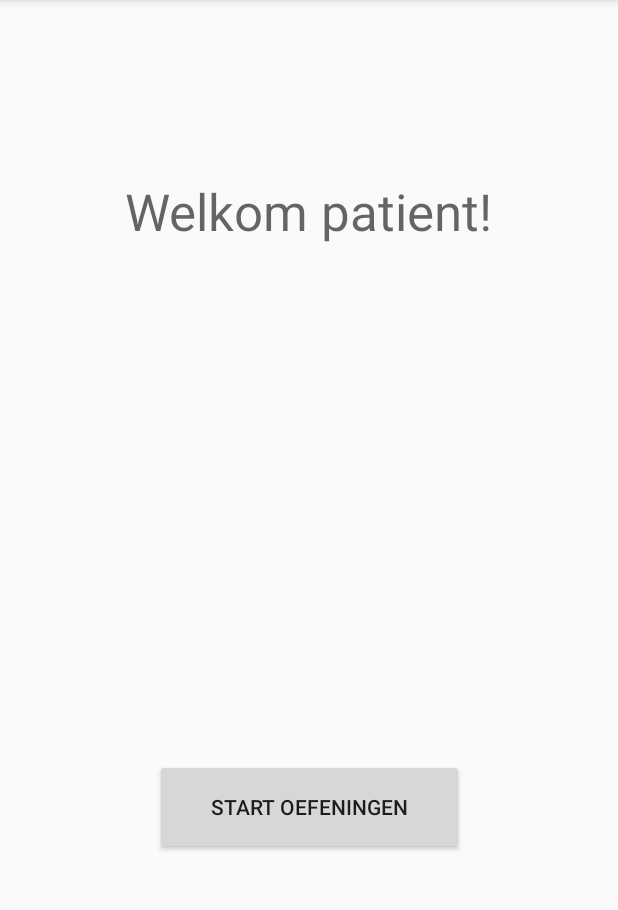
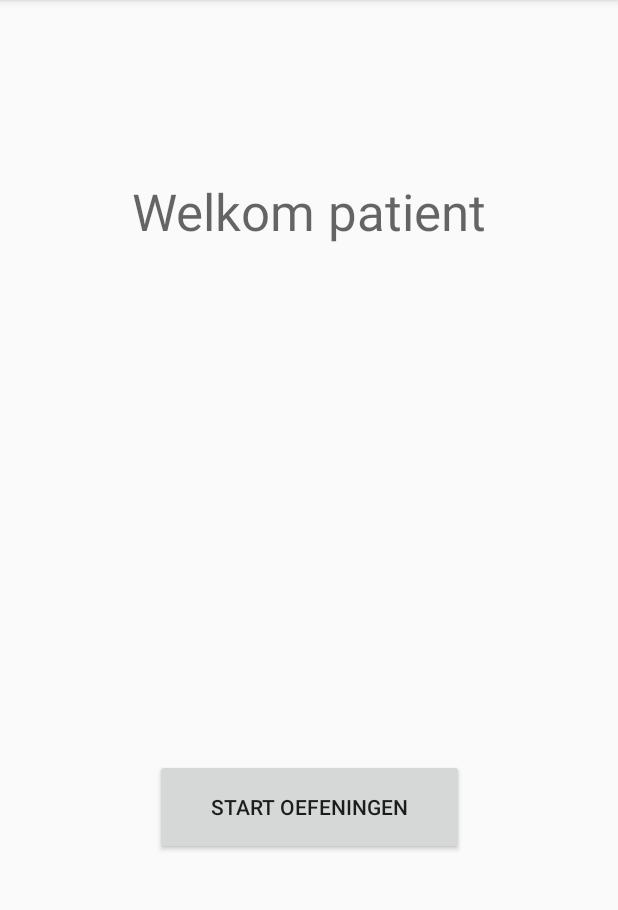
Before and after one commit to s1086439/IPMEDT4_H, an Android app: the screen it shows after launch (WelcomeActivity), on a phone screen of 412 x 824 dp, the part 84-994 px from its top. Run offline under Robolectric (Android 15) with nearby library versions, the phone set to English and light mode, and no system bars.

Commit message:
Veranderd activity_welcome: Bericht naar strings.xml verplaatst

```diff
--- a/app/src/main/res/layout/activity_welcome.xml
+++ b/app/src/main/res/layout/activity_welcome.xml
@@ -25,7 +25,7 @@
         android:layout_width="wrap_content"
         android:layout_height="wrap_content"
         android:layout_marginTop="118dp"
-        android:text="Welkom patient!"
+        android:text="@string/welkom"
         android:textAppearance="@style/TextAppearance.AppCompat.Display1"
         app:layout_constraintLeft_toLeftOf="parent"
         app:layout_constraintRight_toRightOf="parent"
--- a/app/src/main/res/values/strings.xml
+++ b/app/src/main/res/values/strings.xml
@@ -3,4 +3,5 @@
     <string name="title_activity_exercises">ExercisesActivity</string>
     <string name="action_settings">Settings</string>
     <string name="section_format">Hello World from section: %1$d</string>
+    <string name="welkom">Welkom patient</string>
 </resources>
```
